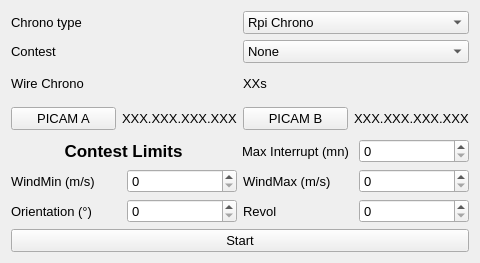
First picture: the form in F3FChrono/gui/WConfig.ui, repository jomarin38/F3FChrono, before the edit.
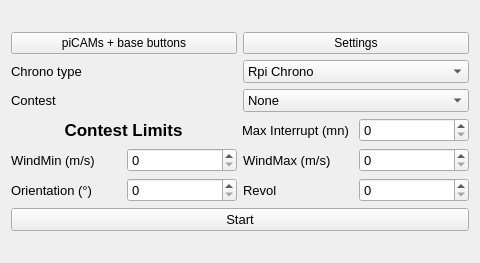
Second picture: the form after the edit.

Patch:
```diff
--- a/F3FChrono/gui/WConfig.ui
+++ b/F3FChrono/gui/WConfig.ui
@@ -16,6 +16,24 @@
   <layout class="QGridLayout" name="gridLayout">
    <item row="0" column="0">
     <layout class="QVBoxLayout" name="verticalLayout">
+     <item>
+      <layout class="QHBoxLayout" name="horizontalLayout_4">
+       <item>
+        <widget class="QPushButton" name="picampaired">
+         <property name="text">
+          <string>piCAMs + base buttons</string>
+         </property>
+        </widget>
+       </item>
+       <item>
+        <widget class="QPushButton" name="btn_settings">
+         <property name="text">
+          <string>Settings</string>
+         </property>
+        </widget>
+       </item>
+      </layout>
+     </item>
      <item>
       <layout class="QHBoxLayout" name="horizontalLayout">
        <item>
@@ -81,86 +99,6 @@
        </item>
       </layout>
      </item>
-     <item>
-      <layout class="QHBoxLayout" name="horizontalLayout_4">
-       <item>
-        <widget class="QLabel" name="WireChronoLabel">
-         <property name="font">
-          <font>
-           <pointsize>10</pointsize>
-          </font>
-         </property>
-         <property name="text">
-          <string>Wire Chrono</string>
-         </property>
-        </widget>
-       </item>
-       <item>
-        <widget class="QLabel" name="WireChronoValue">
-         <property name="font">
-          <font>
-           <pointsize>10</pointsize>
-          </font>
-         </property>
-         <property name="text">
-          <string>XXs</string>
-         </property>
-        </widget>
-       </item>
-      </layout>
-     </item>
-     <item>
-      <layout class="QHBoxLayout" name="horizontalLayout_5">
-       <item>
-        <widget class="QPushButton" name="PICamA_Btn">
-         <property name="font">
-          <font>
-           <pointsize>10</pointsize>
-          </font>
-         </property>
-         <property name="text">
-          <string>PICAM A</string>
-         </property>
-        </widget>
-       </item>
-       <item>
-        <widget class="QLabel" name="PICamA_Value">
-         <property name="font">
-          <font>
-           <pointsize>10</pointsize>
-          </font>
-         </property>
-         <property name="text">
-          <string>XXX.XXX.XXX.XXX</string>
-         </property>
-        </widget>
-       </item>
-       <item>
-        <widget class="QPushButton" name="PICamB_Btn">
-         <property name="font">
-          <font>
-           <pointsize>10</pointsize>
-          </font>
-         </property>
-         <property name="text">
-          <string>PICAM B</string>
-         </property>
-        </widget>
-       </item>
-       <item>
-        <widget class="QLabel" name="PICamB_Value">
-         <property name="font">
-          <font>
-           <pointsize>10</pointsize>
-          </font>
-         </property>
-         <property name="text">
-          <string>XXX.XXX.XXX.XXX</string>
-         </property>
-        </widget>
-       </item>
-      </layout>
-     </item>
      <item>
       <layout class="QHBoxLayout" name="horizontalLayout_3">
        <item>
```
